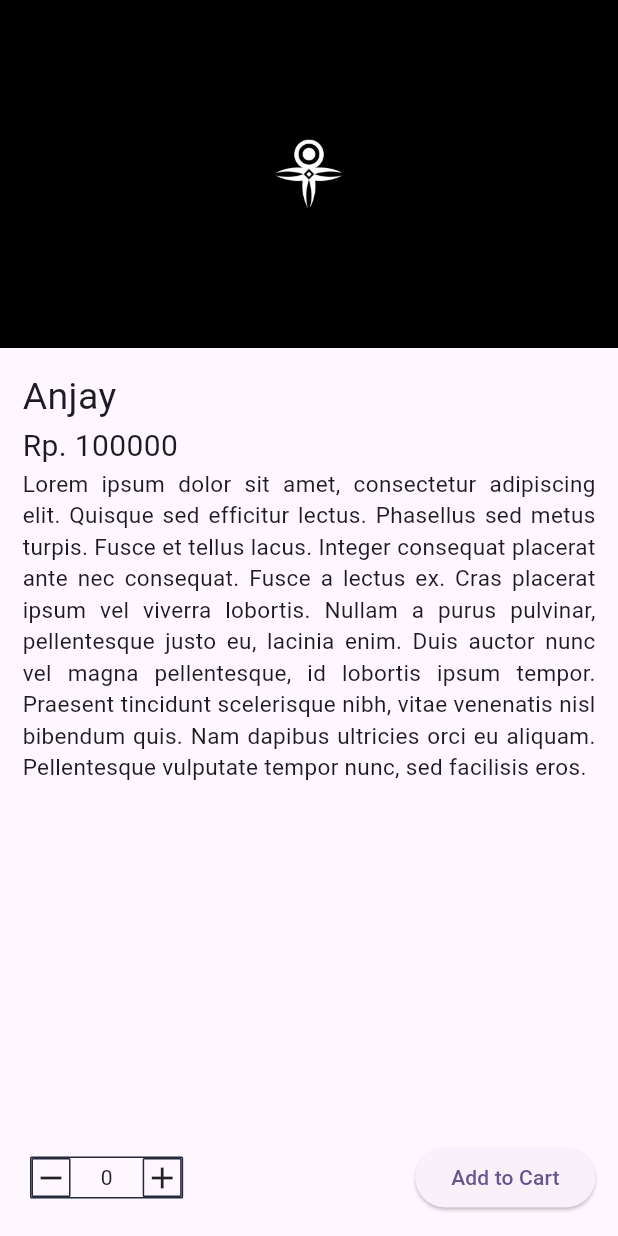
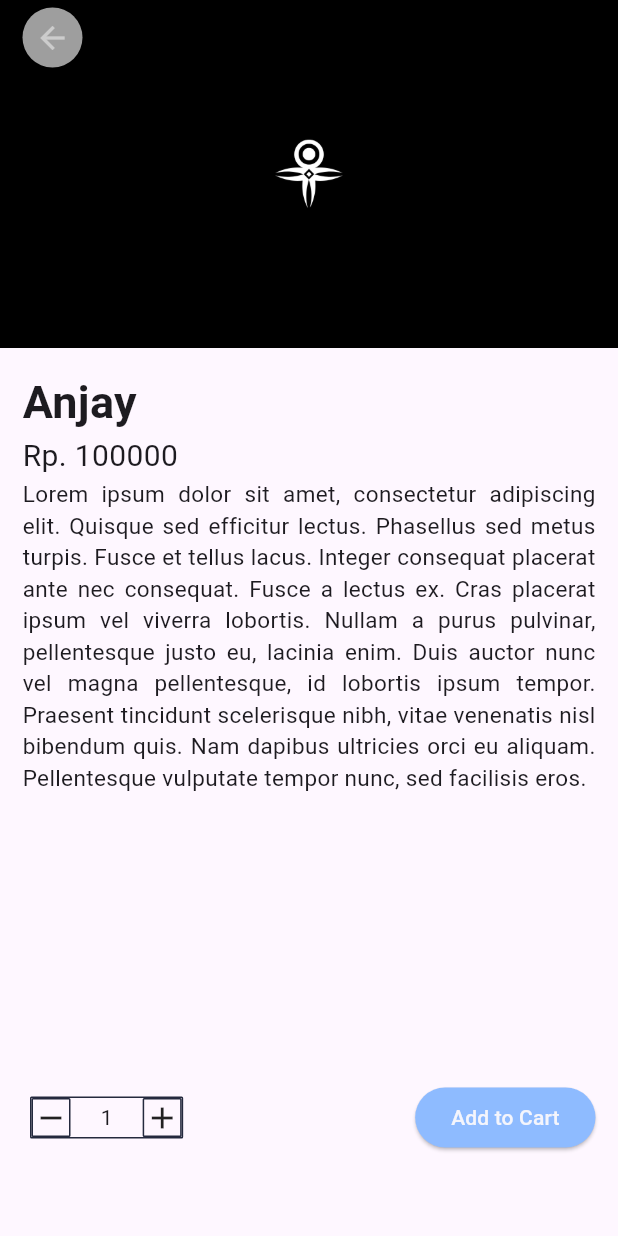
Before and after one commit to beckham-kho/uts_2022130019, a Flutter app: the ProductScreen screen opened directly with sample values from the repository, on a phone screen of 412 x 824 dp. Run offline on Flutter 3.47's test engine with Material 3 defaults, Android fonts, the phone set to English and light mode, and no system bars.

Commit message:
refactor: fix bug & redesign UI at product screen

```diff
--- a/lib/main.dart
+++ b/lib/main.dart
@@ -5,7 +5,7 @@
 void main() {
   runApp(
     ChangeNotifierProvider(
-      create: (context) => CartProvider(0),
+      create: (context) => CartProvider(1),
       child: const MyApp(),
     ),
   );
--- a/lib/product_screen.dart
+++ b/lib/product_screen.dart
@@ -11,22 +11,39 @@ class ProductScreen extends StatelessWidget {
 
   @override
   Widget build(BuildContext context) {
-    final existingProductCart = ModalRoute.of(context)!.settings.arguments as CartProduct?;
-    final isChangeTotalItem = existingProductCart != null;
-
     return Scaffold(
       body: Consumer<CartProvider>(
         builder: (context, counter, child) {
           return SingleChildScrollView(
             child: SizedBox(
-              height: MediaQuery.sizeOf(context).height,
+              height: MediaQuery.sizeOf(context).height-40,
               child: Column(
                 crossAxisAlignment: CrossAxisAlignment.stretch,
                 mainAxisAlignment: MainAxisAlignment.spaceBetween,
                 children: <Widget>[
                   Column(
                     children: <Widget>[
-                      Image.asset(product.image),
+                      Stack(
+                        children: <Widget>[
+                          Image.asset(product.image),
+                          SafeArea(
+                            child: Padding(
+                              padding: const EdgeInsets.only(left: 15, top: 5),
+                              child: CircleAvatar(
+                                backgroundColor: Colors.grey,
+                                child: IconButton(
+                                  icon: const Icon(Icons.arrow_back),
+                                  color: const Color.fromRGBO(204, 204, 204, 1),
+                                  onPressed: () {
+                                    counter.value = 1;
+                                    Navigator.pop(context);
+                                  },
+                                ),
+                              ),
+                            ),
+                          ),
+                        ],
+                      ),
                       Padding(
                         padding: const EdgeInsets.all(15),
                         child: Column(
@@ -35,7 +52,8 @@ class ProductScreen extends StatelessWidget {
                             Text(
                               product.title,
                               style: const TextStyle(
-                                fontSize: 25,
+                                fontSize: 30,
+                                fontWeight: FontWeight.bold,
                               ),
                             ),
                             Text(
@@ -83,7 +101,13 @@ class ProductScreen extends StatelessWidget {
                                 ),
                                 child: InkWell(
                                   child: const Icon(Icons.remove),
-                                  onTap: () {counter.value--;},
+                                  onTap: () {
+                                    if(counter.value == 1) {
+                                      counter.value == 1;
+                                    } else {
+                                      counter.value--;
+                                    }
+                                  },
                                 ),
                               ),
                               Text((counter.value).toString()),
@@ -105,6 +129,9 @@ class ProductScreen extends StatelessWidget {
                           ),
                         ),
                         ElevatedButton(
+                          style: const ButtonStyle(
+                            backgroundColor: WidgetStatePropertyAll( Color.fromRGBO(142, 187, 255, 1),),
+                          ),
                           onPressed: () {
                             final newAddedProduct = CartProduct(
                               title: product.title,
@@ -112,13 +139,21 @@ class ProductScreen extends StatelessWidget {
                               price: product.price,
                               totalItem: counter.value
                             );
-                            if(isChangeTotalItem) {
-                              context.read<CartProvider>().editContact(newAddedProduct);
-                            } else {
-                              context.read<CartProvider>().addProductCart(newAddedProduct);
-                            }
+
+                            context.read<CartProvider>().addProductCart(newAddedProduct);
+
+                            ScaffoldMessenger.of(context).showSnackBar(
+                              const SnackBar(
+                                content: Text('Product added to cart successfully!')
+                              ),
+                            );
                           },
-                          child: const Text('Add to Cart'),
+                          child: const Text(
+                            'Add to Cart',
+                            style: TextStyle(
+                              color: Color.fromRGBO(244, 245, 252, 1),
+                            ),
+                          ),
                         ),
                       ],
                     ),
--- a/lib/providers/cart_provider.dart
+++ b/lib/providers/cart_provider.dart
@@ -5,7 +5,7 @@ class CartProvider extends ChangeNotifier {
   final List<CartProduct> _cartProduct = [];
   List<CartProduct> get cartProducts => _cartProduct;
 
-  int _value = 0;
+  int _value = 1;
   CartProvider(this._value);
   int get value => _value;
 
@@ -18,10 +18,4 @@ class CartProvider extends ChangeNotifier {
     _cartProduct.add(cartProduct);
     notifyListeners();
   }
-
-  void editContact(CartProduct cartProduct) {
-    final index = _cartProduct.indexWhere((element) => element.title == element.title);
-    _cartProduct[index] = cartProduct;
-    notifyListeners();
-  }
 }
```
